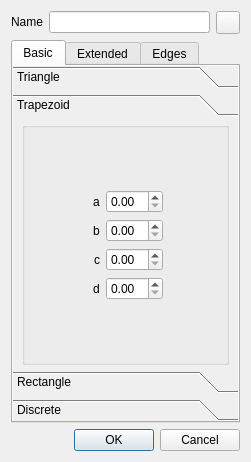
First picture: the form in qtfuzzylite/ui/Term.ui, repository fuzzylite/fuzzylite, before the edit.
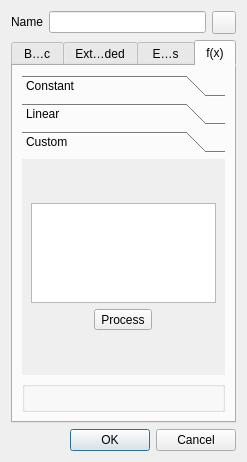
Second picture: the form after the edit. The open tabs and pages were chosen to show the change. Icons and pictures are not drawn.

Commit message: Added Constant, Linear, and Weighted terms. Changed all terms to have virtual methods to allow inheritance. Extracted MaximumDefuzzifiers, separated them and created their respective classes. Created templates for TS-rules. Modified slightly UI.

The edit to the form file:
```diff
--- a/qtfuzzylite/ui/Term.ui
+++ b/qtfuzzylite/ui/Term.ui
@@ -6,7 +6,7 @@
    <rect>
     <x>0</x>
     <y>0</y>
-    <width>251</width>
+    <width>245</width>
     <height>462</height>
    </rect>
   </property>
@@ -95,7 +95,7 @@
         <enum>QTabWidget::Rounded</enum>
        </property>
        <property name="currentIndex">
-        <number>0</number>
+        <number>3</number>
        </property>
        <property name="elideMode">
         <enum>Qt::ElideMiddle</enum>
@@ -229,8 +229,8 @@
              <rect>
               <x>0</x>
               <y>0</y>
-              <width>108</width>
-              <height>156</height>
+              <width>221</width>
+              <height>219</height>
              </rect>
             </property>
             <property name="sizePolicy">
@@ -1497,6 +1497,140 @@
          </item>
         </layout>
        </widget>
+       <widget class="QWidget" name="tab_4">
+        <attribute name="title">
+         <string>f(x)</string>
+        </attribute>
+        <layout class="QVBoxLayout" name="verticalLayout_23">
+         <item>
+          <widget class="QToolBox" name="toolBox">
+           <property name="currentIndex">
+            <number>1</number>
+           </property>
+           <widget class="QWidget" name="page_16">
+            <property name="geometry">
+             <rect>
+              <x>0</x>
+              <y>0</y>
+              <width>203</width>
+              <height>190</height>
+             </rect>
+            </property>
+            <attribute name="label">
+             <string>Constant</string>
+            </attribute>
+            <layout class="QVBoxLayout" name="verticalLayout_25">
+             <item>
+              <widget class="QDoubleSpinBox" name="doubleSpinBox">
+               <property name="alignment">
+                <set>Qt::AlignCenter</set>
+               </property>
+               <property name="minimum">
+                <double>-9999999.000000000000000</double>
+               </property>
+               <property name="maximum">
+                <double>9999999.000000000000000</double>
+               </property>
+               <property name="value">
+                <double>0.000000000000000</double>
+               </property>
+              </widget>
+             </item>
+            </layout>
+           </widget>
+           <widget class="QWidget" name="page_17">
+            <property name="geometry">
+             <rect>
+              <x>0</x>
+              <y>0</y>
+              <width>203</width>
+              <height>190</height>
+             </rect>
+            </property>
+            <attribute name="label">
+             <string>Linear</string>
+            </attribute>
+            <layout class="QVBoxLayout" name="verticalLayout_24">
+             <item>
+              <widget class="QLabel" name="label_17">
+               <property name="text">
+                <string>f(x) = ax + by + c</string>
+               </property>
+              </widget>
+             </item>
+             <item>
+              <widget class="QLineEdit" name="lineEdit"/>
+             </item>
+            </layout>
+           </widget>
+           <widget class="QWidget" name="page_18">
+            <attribute name="label">
+             <string>Custom</string>
+            </attribute>
+            <layout class="QVBoxLayout" name="verticalLayout_22">
+             <item>
+              <layout class="QVBoxLayout" name="verticalLayout_21">
+               <property name="topMargin">
+                <number>0</number>
+               </property>
+               <item>
+                <widget class="QTextEdit" name="textEdit">
+                 <property name="sizePolicy">
+                  <sizepolicy hsizetype="Ignored" vsizetype="Minimum">
+                   <horstretch>0</horstretch>
+                   <verstretch>0</verstretch>
+                  </sizepolicy>
+                 </property>
+                 <property name="maximumSize">
+                  <size>
+                   <width>16777215</width>
+                   <height>100</height>
+                  </size>
+                 </property>
+                </widget>
+               </item>
+               <item>
+                <layout class="QHBoxLayout" name="horizontalLayout_4">
+                 <property name="topMargin">
+                  <number>0</number>
+                 </property>
+                 <item>
+                  <widget class="QToolButton" name="toolButton">
+                   <property name="text">
+                    <string>Process</string>
+                   </property>
+                   <property name="icon">
+                    <iconset resource="qtfuzzylite.qrc">
+                     <normaloff>:/process.png</normaloff>:/process.png</iconset>
+                   </property>
+                   <property name="toolButtonStyle">
+                    <enum>Qt::ToolButtonTextBesideIcon</enum>
+                   </property>
+                  </widget>
+                 </item>
+                </layout>
+               </item>
+              </layout>
+             </item>
+            </layout>
+            <zorder>verticalGroupBox</zorder>
+            <zorder>layoutWidget</zorder>
+           </widget>
+          </widget>
+         </item>
+         <item>
+          <widget class="QGroupBox" name="verticalGroupBox">
+           <property name="sizePolicy">
+            <sizepolicy hsizetype="Preferred" vsizetype="Minimum">
+             <horstretch>0</horstretch>
+             <verstretch>0</verstretch>
+            </sizepolicy>
+           </property>
+           <layout class="QVBoxLayout" name="verticalLayout_20"/>
+          </widget>
+         </item>
+        </layout>
+       </widget>
       </widget>
      </item>
     </layout>
```
Left out of the diff: 18 changed lines with no effect on the pictures. The commit also changes 56 other files.
